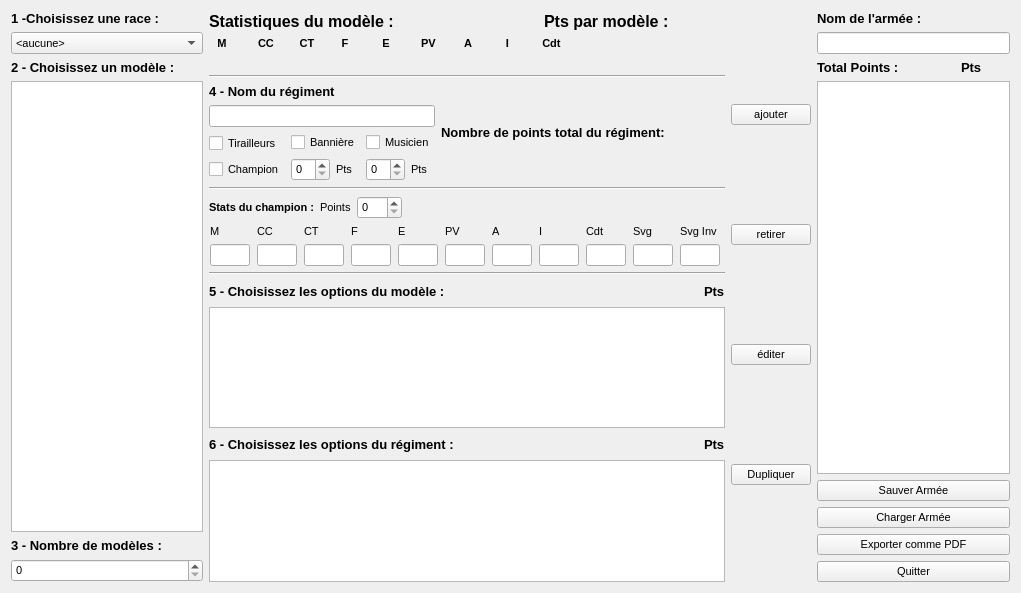
The window that warhole/armywindow.ui (kaosphere/Warhole) describes before a commit, drawn with Qt 5.
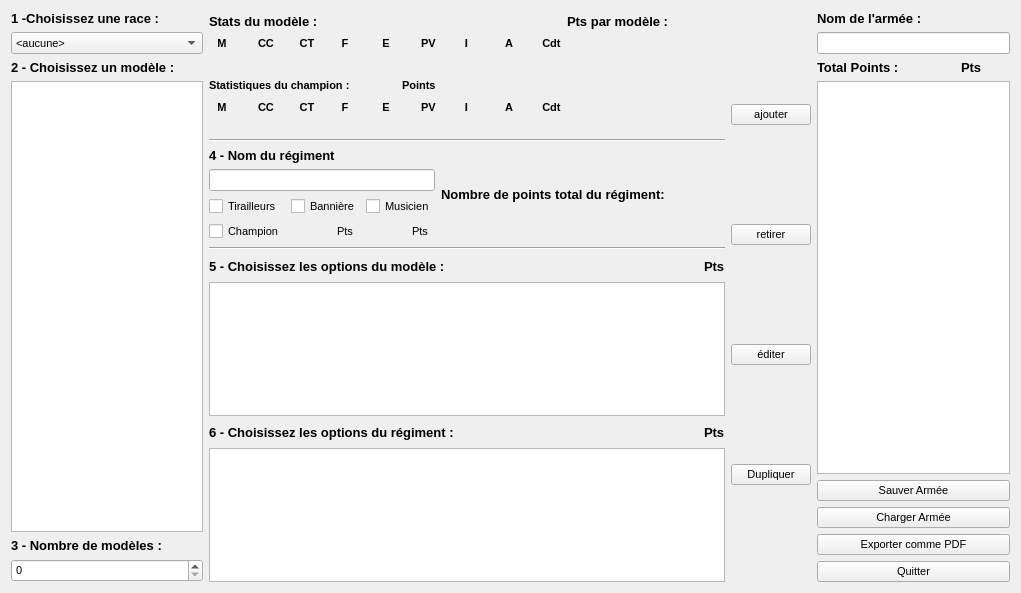
The same window after the commit.

```diff
--- a/warhole/armywindow.ui
+++ b/warhole/armywindow.ui
@@ -18,7 +18,7 @@
   <property name="windowTitle">
    <string>Création d'armée</string>
   </property>
-  <layout class="QHBoxLayout" name="horizontalLayout_10">
+  <layout class="QHBoxLayout" name="horizontalLayout_2">
    <item>
     <layout class="QVBoxLayout" name="verticalLayout_4">
      <item>
@@ -88,13 +88,13 @@
         <widget class="QLabel" name="label_49">
          <property name="font">
           <font>
-           <pointsize>12</pointsize>
+           <pointsize>10</pointsize>
            <weight>75</weight>
            <bold>true</bold>
           </font>
          </property>
          <property name="text">
-          <string>Statistiques du modèle :</string>
+          <string>Stats du modèle :</string>
          </property>
         </widget>
        </item>
@@ -108,7 +108,7 @@
          </property>
          <property name="font">
           <font>
-           <pointsize>12</pointsize>
+           <pointsize>10</pointsize>
            <weight>75</weight>
            <bold>true</bold>
            <underline>false</underline>
@@ -136,7 +136,7 @@
         <widget class="QLabel" name="label_50">
          <property name="font">
           <font>
-           <pointsize>12</pointsize>
+           <pointsize>10</pointsize>
            <weight>75</weight>
            <bold>true</bold>
           </font>
@@ -452,42 +452,6 @@
            </item>
           </layout>
          </item>
-         <item>
-          <layout class="QVBoxLayout" name="verticalLayout_15">
-           <item>
-            <widget class="QLabel" name="label_38">
-             <property name="font">
-              <font>
-               <weight>75</weight>
-               <bold>true</bold>
-              </font>
-             </property>
-             <property name="text">
-              <string>A   </string>
-             </property>
-             <property name="alignment">
-              <set>Qt::AlignCenter</set>
-             </property>
-            </widget>
-           </item>
-           <item>
-            <widget class="QLabel" name="labelModelA">
-             <property name="minimumSize">
-              <size>
-               <width>35</width>
-               <height>0</height>
-              </size>
-             </property>
-             <property name="text">
-              <string/>
-             </property>
-             <property name="alignment">
-              <set>Qt::AlignCenter</set>
-             </property>
-            </widget>
-           </item>
-          </layout>
-         </item>
          <item>
           <layout class="QVBoxLayout" name="verticalLayout_14">
            <item>
@@ -524,6 +488,42 @@
            </item>
           </layout>
          </item>
+         <item>
+          <layout class="QVBoxLayout" name="verticalLayout_15">
+           <item>
+            <widget class="QLabel" name="label_38">
+             <property name="font">
+              <font>
+               <weight>75</weight>
+               <bold>true</bold>
+              </font>
+             </property>
+             <property name="text">
+              <string>A   </string>
+             </property>
+             <property name="alignment">
+              <set>Qt::AlignCenter</set>
+             </property>
+            </widget>
+           </item>
+           <item>
+            <widget class="QLabel" name="labelModelA">
+             <property name="minimumSize">
+              <size>
+               <width>35</width>
+               <height>0</height>
+              </size>
+             </property>
+             <property name="text">
+              <string/>
+             </property>
+             <property name="alignment">
+              <set>Qt::AlignCenter</set>
+             </property>
+            </widget>
+           </item>
+          </layout>
+         </item>
          <item>
           <layout class="QVBoxLayout" name="verticalLayout_16">
            <item>
@@ -577,6 +577,422 @@
        </item>
       </layout>
      </item>
+     <item>
+      <layout class="QVBoxLayout" name="verticalLayout_28">
+       <item>
+        <layout class="QHBoxLayout" name="horizontalLayout">
+         <item>
+          <widget class="QLabel" name="label_2">
+           <property name="font">
+            <font>
+             <weight>75</weight>
+             <bold>true</bold>
+            </font>
+           </property>
+           <property name="cursor">
+            <cursorShape>WhatsThisCursor</cursorShape>
+           </property>
+           <property name="toolTip">
+            <string>Statistique du champion correspondant à la figurine.</string>
+           </property>
+           <property name="text">
+            <string>Statistiques du champion :</string>
+           </property>
+          </widget>
+         </item>
+         <item>
+          <widget class="QLabel" name="labelChampionPts">
+           <property name="minimumSize">
+            <size>
+             <width>40</width>
+             <height>0</height>
+            </size>
+           </property>
+           <property name="font">
+            <font>
+             <weight>75</weight>
+             <bold>true</bold>
+            </font>
+           </property>
+           <property name="text">
+            <string/>
+           </property>
+           <property name="alignment">
+            <set>Qt::AlignRight|Qt::AlignTrailing|Qt::AlignVCenter</set>
+           </property>
+          </widget>
+         </item>
+         <item>
+          <widget class="QLabel" name="label_27">
+           <property name="font">
+            <font>
+             <weight>75</weight>
+             <bold>true</bold>
+            </font>
+           </property>
+           <property name="text">
+            <string>Points</string>
+           </property>
+          </widget>
+         </item>
+         <item>
+          <spacer name="horizontalSpacer_5">
+           <property name="orientation">
+            <enum>Qt::Horizontal</enum>
+           </property>
+           <property name="sizeHint" stdset="0">
+            <size>
+             <width>40</width>
+             <height>20</height>
+            </size>
+           </property>
+          </spacer>
+         </item>
+        </layout>
+       </item>
+       <item>
+        <layout class="QHBoxLayout" name="horizontalLayout_14">
+         <item>
+          <layout class="QVBoxLayout" name="verticalLayout_17">
+           <item>
+            <widget class="QLabel" name="label_43">
+             <property name="font">
+              <font>
+               <weight>75</weight>
+               <bold>true</bold>
+              </font>
+             </property>
+             <property name="text">
+              <string>M   </string>
+             </property>
+             <property name="alignment">
+              <set>Qt::AlignCenter</set>
+             </property>
+            </widget>
+           </item>
+           <item>
+            <widget class="QLabel" name="labelModelM2">
+             <property name="minimumSize">
+              <size>
+               <width>35</width>
+               <height>0</height>
+              </size>
+             </property>
+             <property name="text">
+              <string/>
+             </property>
+             <property name="alignment">
+              <set>Qt::AlignCenter</set>
+             </property>
+            </widget>
+           </item>
+          </layout>
+         </item>
+         <item>
+          <layout class="QVBoxLayout" name="verticalLayout_18">
+           <item>
+            <widget class="QLabel" name="label_44">
+             <property name="font">
+              <font>
+               <weight>75</weight>
+               <bold>true</bold>
+              </font>
+             </property>
+             <property name="text">
+              <string>CC </string>
+             </property>
+             <property name="alignment">
+              <set>Qt::AlignCenter</set>
+             </property>
+            </widget>
+           </item>
+           <item>
+            <widget class="QLabel" name="labelModelWS2">
+             <property name="minimumSize">
+              <size>
+               <width>35</width>
+               <height>0</height>
+              </size>
+             </property>
+             <property name="text">
+              <string/>
+             </property>
+             <property name="alignment">
+              <set>Qt::AlignCenter</set>
+             </property>
+            </widget>
+           </item>
+          </layout>
+         </item>
+         <item>
+          <layout class="QVBoxLayout" name="verticalLayout_19">
+           <item>
+            <widget class="QLabel" name="label_45">
+             <property name="font">
+              <font>
+               <weight>75</weight>
+               <bold>true</bold>
+              </font>
+             </property>
+             <property name="text">
+              <string>CT </string>
+             </property>
+             <property name="alignment">
+              <set>Qt::AlignCenter</set>
+             </property>
+            </widget>
+           </item>
+           <item>
+            <widget class="QLabel" name="labelModelBS2">
+             <property name="minimumSize">
+              <size>
+               <width>35</width>
+               <height>0</height>
+              </size>
+             </property>
+             <property name="text">
+              <string/>
+             </property>
+             <property name="alignment">
+              <set>Qt::AlignCenter</set>
+             </property>
+            </widget>
+           </item>
+          </layout>
+         </item>
+         <item>
+          <layout class="QVBoxLayout" name="verticalLayout_20">
+           <item>
+            <widget class="QLabel" name="label_46">
+             <property name="font">
+              <font>
+               <weight>75</weight>
+               <bold>true</bold>
+              </font>
+             </property>
+             <property name="text">
+              <string>F   </string>
+             </property>
+             <property name="alignment">
+              <set>Qt::AlignCenter</set>
+             </property>
+            </widget>
+           </item>
+           <item>
+            <widget class="QLabel" name="labelModelS2">
+             <property name="minimumSize">
+              <size>
+               <width>35</width>
+               <height>0</height>
+              </size>
+             </property>
+             <property name="text">
+              <string/>
+             </property>
+             <property name="alignment">
+              <set>Qt::AlignCenter</set>
+             </property>
+            </widget>
+           </item>
+          </layout>
+         </item>
+         <item>
+          <layout class="QVBoxLayout" name="verticalLayout_21">
+           <item>
+            <widget class="QLabel" name="label_47">
+             <property name="font">
+              <font>
+               <weight>75</weight>
+               <bold>true</bold>
+              </font>
+             </property>
+             <property name="text">
+              <string>E   </string>
+             </property>
+             <property name="alignment">
+              <set>Qt::AlignCenter</set>
+             </property>
+            </widget>
+           </item>
+           <item>
+            <widget class="QLabel" name="labelModelT2">
+             <property name="minimumSize">
+              <size>
+               <width>35</width>
+               <height>0</height>
+              </size>
+             </property>
+             <property name="text">
+              <string/>
+             </property>
+             <property name="alignment">
+              <set>Qt::AlignCenter</set>
+             </property>
+            </widget>
+           </item>
+          </layout>
+         </item>
+         <item>
+          <layout class="QVBoxLayout" name="verticalLayout_22">
+           <item>
+            <widget class="QLabel" name="label_48">
+             <property name="font">
+              <font>
+               <weight>75</weight>
+               <bold>true</bold>
+              </font>
+             </property>
+             <property name="text">
+              <string>PV  </string>
+             </property>
+             <property name="alignment">
+              <set>Qt::AlignCenter</set>
+             </property>
+            </widget>
+           </item>
+           <item>
+            <widget class="QLabel" name="labelModelW2">
+             <property name="minimumSize">
+              <size>
+               <width>35</width>
+               <height>0</height>
+              </size>
+             </property>
+             <property name="text">
+              <string/>
+             </property>
+             <property name="alignment">
+              <set>Qt::AlignCenter</set>
+             </property>
+            </widget>
+           </item>
+          </layout>
+         </item>
+         <item>
+          <layout class="QVBoxLayout" name="verticalLayout_23">
+           <item>
+            <widget class="QLabel" name="label_51">
+             <property name="font">
+              <font>
+               <weight>75</weight>
+               <bold>true</bold>
+              </font>
+             </property>
+             <property name="text">
+              <string>I    </string>
+             </property>
+             <property name="alignment">
+              <set>Qt::AlignCenter</set>
+             </property>
+            </widget>
+           </item>
+           <item>
+            <widget class="QLabel" name="labelModelI2">
+             <property name="minimumSize">
+              <size>
+               <width>35</width>
+               <height>0</height>
+              </size>
+             </property>
+             <property name="text">
+              <string/>
+             </property>
+             <property name="alignment">
+              <set>Qt::AlignCenter</set>
+             </property>
+            </widget>
+           </item>
+          </layout>
+         </item>
+         <item>
+          <layout class="QVBoxLayout" name="verticalLayout_24">
+           <item>
+            <widget class="QLabel" name="label_52">
+             <property name="font">
+              <font>
+               <weight>75</weight>
+               <bold>true</bold>
+              </font>
+             </property>
+             <property name="text">
+              <string>A   </string>
+             </property>
+             <property name="alignment">
+              <set>Qt::AlignCenter</set>
+             </property>
+            </widget>
+           </item>
+           <item>
+            <widget class="QLabel" name="labelModelA2">
+             <property name="minimumSize">
+              <size>
+               <width>35</width>
+               <height>0</height>
+              </size>
+             </property>
+             <property name="text">
+              <string/>
+             </property>
+             <property name="alignment">
+              <set>Qt::AlignCenter</set>
+             </property>
+            </widget>
+           </item>
+          </layout>
+         </item>
+         <item>
+          <layout class="QVBoxLayout" name="verticalLayout_25">
+           <item>
+            <widget class="QLabel" name="label_53">
+             <property name="font">
+              <font>
+               <weight>75</weight>
+               <bold>true</bold>
+              </font>
+             </property>
+             <property name="text">
+              <string>Cdt  </string>
+             </property>
+             <property name="alignment">
+              <set>Qt::AlignCenter</set>
+             </property>
+            </widget>
+           </item>
+           <item>
+            <widget class="QLabel" name="labelModelLd2">
+             <property name="minimumSize">
+              <size>
+               <width>35</width>
+               <height>0</height>
+              </size>
+             </property>
+             <property name="text">
+              <string/>
+             </property>
+             <property name="alignment">
+              <set>Qt::AlignCenter</set>
+             </property>
+            </widget>
+           </item>
+          </layout>
+         </item>
+         <item>
+          <spacer name="horizontalSpacer_7">
+           <property name="orientation">
+            <enum>Qt::Horizontal</enum>
+           </property>
+           <property name="sizeHint" stdset="0">
+            <size>
+             <width>40</width>
+             <height>20</height>
+            </size>
+           </property>
+          </spacer>
+         </item>
+        </layout>
+       </item>
+      </layout>
+     </item>
      <item>
       <widget class="Line" name="line_3">
        <property name="orientation">
@@ -637,7 +1053,17 @@
              <item>
               <layout class="QHBoxLayout" name="horizontalLayout_3">
                <item>
-                <widget class="QSpinBox" name="spinBoxPtsBanner"/>
+                <widget class="QLabel" name="labelBannerPts">
+                 <property name="minimumSize">
+                  <size>
+                   <width>40</width>
+                   <height>0</height>
+                  </size>
+                 </property>
+                 <property name="text">
+                  <string/>
+                 </property>
+                </widget>
                </item>
                <item>
                 <widget class="QLabel" name="label_28">
@@ -662,7 +1088,17 @@
              <item>
               <layout class="QHBoxLayout" name="horizontalLayout_4">
                <item>
-                <widget class="QSpinBox" name="spinBoxPtsMusician"/>
+                <widget class="QLabel" name="labelMusicianPts">
+                 <property name="minimumSize">
+                  <size>
+                   <width>40</width>
+                   <height>0</height>
+                  </size>
+                 </property>
+                 <property name="text">
+                  <string/>
+                 </property>
+                </widget>
                </item>
                <item>
                 <widget class="QLabel" name="label_30">
@@ -772,368 +1208,6 @@
        </property>
       </widget>
      </item>
-     <item>
-      <layout class="QVBoxLayout" name="verticalLayout_28">
-       <item>
-        <layout class="QHBoxLayout" name="horizontalLayout">
-         <item>
-          <widget class="QLabel" name="label_2">
-           <property name="font">
-            <font>
-             <weight>75</weight>
-             <bold>true</bold>
-            </font>
-           </property>
-           <property name="text">
-            <string>Stats du champion :</string>
-           </property>
-          </widget>
-         </item>
-         <item>
-          <widget class="QLabel" name="label_27">
-           <property name="text">
-            <string>Points</string>
-           </property>
-          </widget>
-         </item>
-         <item>
-          <widget class="QSpinBox" name="spinPoints">
-           <property name="sizePolicy">
-            <sizepolicy hsizetype="Preferred" vsizetype="Fixed">
-             <horstretch>0</horstretch>
-             <verstretch>0</verstretch>
-            </sizepolicy>
-           </property>
-           <property name="maximum">
-            <number>999</number>
-           </property>
-          </widget>
-         </item>
-         <item>
-          <spacer name="horizontalSpacer_5">
-           <property name="orientation">
-            <enum>Qt::Horizontal</enum>
-           </property>
-           <property name="sizeHint" stdset="0">
-            <size>
-             <width>40</width>
-             <height>20</height>
-            </size>
-           </property>
-          </spacer>
-         </item>
-        </layout>
-       </item>
-       <item>
-        <layout class="QHBoxLayout" name="horizontalLayout_2">
-         <item>
-          <layout class="QVBoxLayout" name="verticalLayout_3">
-           <item>
-            <widget class="QLabel" name="label_4">
-             <property name="text">
-              <string>M   </string>
-             </property>
-            </widget>
-           </item>
-           <item>
-            <widget class="QLineEdit" name="lineEditM">
-             <property name="sizePolicy">
-              <sizepolicy hsizetype="Fixed" vsizetype="Fixed">
-               <horstretch>20</horstretch>
-               <verstretch>0</verstretch>
-              </sizepolicy>
-             </property>
-             <property name="maximumSize">
-              <size>
-               <width>40</width>
-               <height>16777215</height>
-              </size>
-             </property>
-            </widget>
-           </item>
-          </layout>
-         </item>
-         <item>
-          <layout class="QVBoxLayout" name="verticalLayout_17">
-           <item>
-            <widget class="QLabel" name="label_5">
-             <property name="text">
-              <string>CC </string>
-             </property>
-            </widget>
-           </item>
-           <item>
-            <widget class="QLineEdit" name="lineEditCC">
-             <property name="sizePolicy">
-              <sizepolicy hsizetype="Fixed" vsizetype="Fixed">
-               <horstretch>0</horstretch>
-               <verstretch>0</verstretch>
-              </sizepolicy>
-             </property>
-             <property name="maximumSize">
-              <size>
-               <width>40</width>
-               <height>16777215</height>
-              </size>
-             </property>
-            </widget>
-           </item>
-          </layout>
-         </item>
-         <item>
-          <layout class="QVBoxLayout" name="verticalLayout_18">
-           <item>
-            <widget class="QLabel" name="label_6">
-             <property name="text">
-              <string>CT </string>
-             </property>
-            </widget>
-           </item>
-           <item>
-            <widget class="QLineEdit" name="lineEditCT">
-             <property name="sizePolicy">
-              <sizepolicy hsizetype="Fixed" vsizetype="Fixed">
-               <horstretch>20</horstretch>
-               <verstretch>0</verstretch>
-              </sizepolicy>
-             </property>
-             <property name="maximumSize">
-              <size>
-               <width>40</width>
-               <height>16777215</height>
-              </size>
-             </property>
-            </widget>
-           </item>
-          </layout>
-         </item>
-         <item>
-          <layout class="QVBoxLayout" name="verticalLayout_19">
-           <item>
-            <widget class="QLabel" name="label_7">
-             <property name="text">
-              <string>F   </string>
-             </property>
-            </widget>
-           </item>
-           <item>
-            <widget class="QLineEdit" name="lineEditF">
-             <property name="sizePolicy">
-              <sizepolicy hsizetype="Fixed" vsizetype="Fixed">
-               <horstretch>20</horstretch>
-               <verstretch>0</verstretch>
-              </sizepolicy>
-             </property>
-             <property name="maximumSize">
-              <size>
-               <width>40</width>
-               <height>16777215</height>
-              </size>
-             </property>
-            </widget>
-           </item>
-          </layout>
-         </item>
-         <item>
-          <layout class="QVBoxLayout" name="verticalLayout_21">
-           <item>
-            <widget class="QLabel" name="label_8">
-             <property name="text">
-              <string>E   </string>
-             </property>
-            </widget>
-           </item>
-           <item>
-            <widget class="QLineEdit" name="lineEditE">
-             <property name="sizePolicy">
-              <sizepolicy hsizetype="Fixed" vsizetype="Fixed">
-               <horstretch>20</horstretch>
-               <verstretch>0</verstretch>
-              </sizepolicy>
-             </property>
-             <property name="maximumSize">
-              <size>
-               <width>40</width>
-               <height>16777215</height>
-              </size>
-             </property>
-            </widget>
-           </item>
-          </layout>
-         </item>
-         <item>
-          <layout class="QVBoxLayout" name="verticalLayout_23">
-           <item>
-            <widget class="QLabel" name="label_9">
-             <property name="text">
-              <string>PV  </string>
-             </property>
-            </widget>
-           </item>
-           <item>
-            <widget class="QLineEdit" name="lineEditPV">
-             <property name="sizePolicy">
-              <sizepolicy hsizetype="Fixed" vsizetype="Fixed">
-               <horstretch>20</horstretch>
-               <verstretch>0</verstretch>
-              </sizepolicy>
-             </property>
-             <property name="maximumSize">
-              <size>
-               <width>40</width>
-               <height>16777215</height>
-              </size>
-             </property>
-            </widget>
-           </item>
-          </layout>
-         </item>
-         <item>
-          <layout class="QVBoxLayout" name="verticalLayout_22">
-           <item>
-            <widget class="QLabel" name="label_10">
-             <property name="text">
-              <string>A   </string>
-             </property>
-            </widget>
-           </item>
-           <item>
-            <widget class="QLineEdit" name="lineEditA">
-             <property name="sizePolicy">
-              <sizepolicy hsizetype="Fixed" vsizetype="Fixed">
-               <horstretch>20</horstretch>
-               <verstretch>0</verstretch>
-              </sizepolicy>
-             </property>
-             <property name="maximumSize">
-              <size>
-               <width>40</width>
-               <height>16777215</height>
-              </size>
-             </property>
-            </widget>
-           </item>
-          </layout>
-         </item>
-         <item>
-          <layout class="QVBoxLayout" name="verticalLayout_20">
-           <item>
-            <widget class="QLabel" name="label_11">
-             <property name="text">
-              <string>I    </string>
-             </property>
-            </widget>
-           </item>
-           <item>
-            <widget class="QLineEdit" name="lineEditI">
-             <property name="sizePolicy">
-              <sizepolicy hsizetype="Fixed" vsizetype="Fixed">
-               <horstretch>20</horstretch>
-               <verstretch>0</verstretch>
-              </sizepolicy>
-             </property>
-             <property name="maximumSize">
-              <size>
-               <width>40</width>
-               <height>16777215</height>
-              </size>
-             </property>
-            </widget>
-           </item>
-          </layout>
-         </item>
-         <item>
-          <layout class="QVBoxLayout" name="verticalLayout_24">
-           <item>
-            <widget class="QLabel" name="label_29">
-             <property name="text">
-              <string>Cdt  </string>
-             </property>
-            </widget>
-           </item>
-           <item>
-            <widget class="QLineEdit" name="lineEditCdt">
-             <property name="sizePolicy">
-              <sizepolicy hsizetype="Fixed" vsizetype="Fixed">
-               <horstretch>20</horstretch>
-               <verstretch>0</verstretch>
-              </sizepolicy>
-             </property>
-             <property name="maximumSize">
-              <size>
-               <width>40</width>
-               <height>16777215</height>
-              </size>
-             </property>
-            </widget>
-           </item>
-          </layout>
-         </item>
-         <item>
-          <layout class="QVBoxLayout" name="verticalLayout_25">
-           <item>
-            <widget class="QLabel" name="label_12">
-             <property name="text">
-              <string>Svg</string>
-             </property>
-            </widget>
-           </item>
-           <item>
-            <widget class="QLineEdit" name="lineEditSvg">
-             <property name="sizePolicy">
-              <sizepolicy hsizetype="Fixed" vsizetype="Fixed">
-               <horstretch>20</horstretch>
-               <verstretch>0</verstretch>
-              </sizepolicy>
-             </property>
-             <property name="maximumSize">
-              <size>
-               <width>40</width>
-               <height>16777215</height>
-              </size>
-             </property>
-            </widget>
-           </item>
-          </layout>
-         </item>
-         <item>
-          <layout class="QVBoxLayout" name="verticalLayout_26">
-           <item>
-            <widget class="QLabel" name="label_13">
-             <property name="text">
-              <string>Svg Inv</string>
-             </property>
-            </widget>
-           </item>
-           <item>
-            <widget class="QLineEdit" name="lineEditSvgInv">
-             <property name="sizePolicy">
-              <sizepolicy hsizetype="Fixed" vsizetype="Fixed">
-               <horstretch>20</horstretch>
-               <verstretch>0</verstretch>
-              </sizepolicy>
-             </property>
-             <property name="maximumSize">
-              <size>
-               <width>40</width>
-               <height>16777215</height>
-              </size>
-             </property>
-            </widget>
-           </item>
-          </layout>
-         </item>
-        </layout>
-       </item>
-      </layout>
-     </item>
-     <item>
-      <widget class="Line" name="line">
-       <property name="orientation">
-        <enum>Qt::Horizontal</enum>
-       </property>
-      </widget>
-     </item>
      <item>
       <layout class="QVBoxLayout" name="verticalLayout_5">
        <item>
```
Left out of the diff: 49 changed lines with no effect on the pictures.
